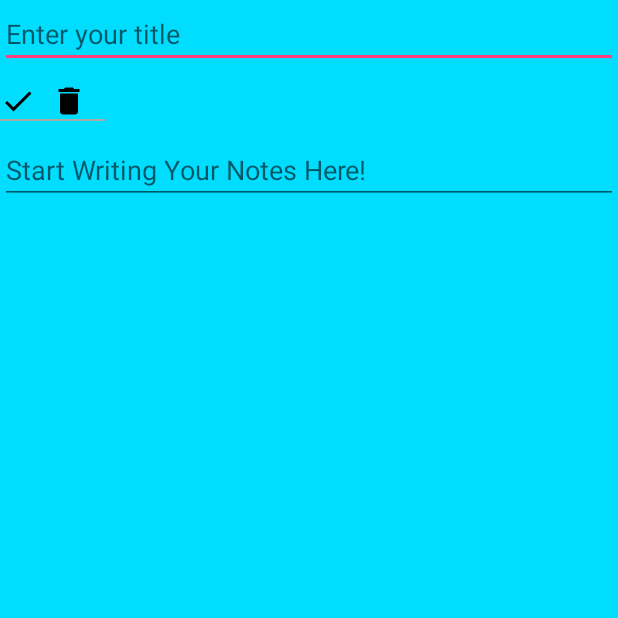
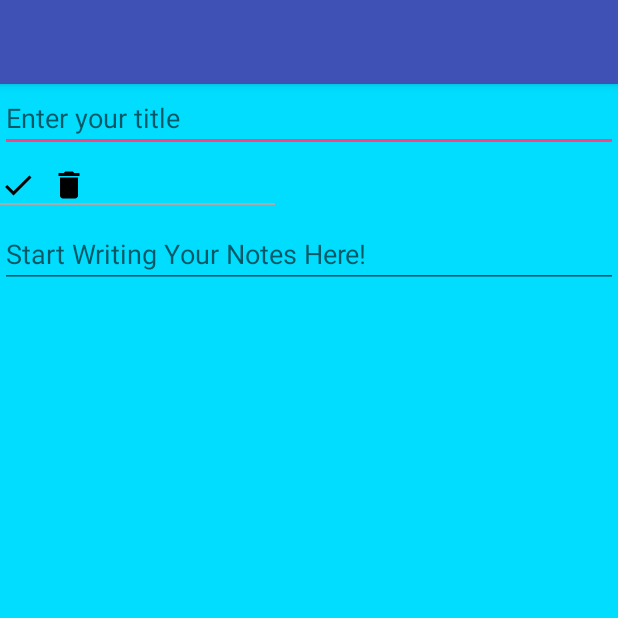
Before and after one commit to divyankvijayvergiya/Capstone_Project, an Android app: the StoryCreateActivity screen opened directly, with no data from a screen before it, on a phone screen of 412 x 824 dp, the top half of it. Run offline under Robolectric (Android 15) with nearby library versions, the phone set to English and light mode, and no system bars; our stand-ins replace Firebase (no records; nobody signed in at launch, a user with empty details on screens opened directly).

Commit message:
ninth commit

```diff
--- a/app/src/main/java/application/example/com/notecard/MyStoriesFragment.java
+++ b/app/src/main/java/application/example/com/notecard/MyStoriesFragment.java
@@ -61,10 +61,10 @@ public class MyStoriesFragment extends Fragment  {
     @Override
     public void onStart() {
         super.onStart();
-        FirebaseRecyclerAdapter<Users, NoteViewHolder> firebaseRecyclerAdapter=new FirebaseRecyclerAdapter<Users, NoteViewHolder>(
-                Users.class, R.layout.list_notes,NoteViewHolder.class,databaseReference) {
+        FirebaseRecyclerAdapter<Stories, NoteViewHolder> firebaseRecyclerAdapter=new FirebaseRecyclerAdapter<Stories, NoteViewHolder>(
+                Stories.class, R.layout.list_notes,NoteViewHolder.class,databaseReference) {
             @Override
-            protected void populateViewHolder(final NoteViewHolder viewHolder, Users model, int position) {
+            protected void populateViewHolder(final NoteViewHolder viewHolder, Stories model, int position) {
                 final String noteId=getRef(position).getKey();
                 databaseReference.child(noteId).addValueEventListener(new ValueEventListener() {
                     @Override
--- a/app/src/main/java/application/example/com/notecard/StoryCreateActivity.java
+++ b/app/src/main/java/application/example/com/notecard/StoryCreateActivity.java
@@ -10,6 +10,7 @@ import android.util.Log;
 import android.view.View;
 import android.widget.EditText;
 import android.widget.ImageButton;
+import android.widget.TextView;
 import android.widget.Toast;
 
 import com.google.android.gms.tasks.OnCompleteListener;
@@ -37,6 +38,8 @@ public class StoryCreateActivity extends AppCompatActivity implements View.OnCli
     public final String TITLE="title" ;
     public final String CONTENT="content";
     private String noteId;
+    private ImageButton btEdit;
+    private TextView tvSave;
     @Override
     protected void onCreate(Bundle savedInstanceState) {
         super.onCreate(savedInstanceState);
@@ -45,6 +48,10 @@ public class StoryCreateActivity extends AppCompatActivity implements View.OnCli
         etTitle = (EditText)findViewById(R.id.title_name);
         btDone = (ImageButton)findViewById(R.id.button_done);
         btDelete = (ImageButton)findViewById(R.id.button_delete);
+        btEdit= (ImageButton) findViewById(R.id.button_update);
+        tvSave= (TextView) findViewById(R.id.text_save);
+        btEdit.setOnClickListener(this);
+        tvSave.setOnClickListener(this);
         btDone.setOnClickListener(this);
         btDelete.setOnClickListener(this);
         firebaseAuth = FirebaseAuth.getInstance();
@@ -55,6 +62,18 @@ public class StoryCreateActivity extends AppCompatActivity implements View.OnCli
             etTitle.setText(intent.getStringExtra(TITLE));
             etNote.setText(intent.getStringExtra(CONTENT));
             noteId=getIntent().getStringExtra("key");
+            if (noteId!=null){
+                btDone.setVisibility(View.GONE);
+            }
+            else {
+                btEdit.setVisibility(View.GONE);
+                tvSave.setVisibility(View.GONE);
+            }
+
+
+
+
+
         }
 
     }
@@ -67,12 +86,39 @@ public class StoryCreateActivity extends AppCompatActivity implements View.OnCli
 
             if (!TextUtils.isEmpty(title) && !TextUtils.isEmpty(content)) {
                 createNote(title, content);
-            } else {
+
+
+
+            }
+            else {
                 Snackbar.make(v, "Please fill empty fields", Snackbar.LENGTH_LONG).show();
             }
         } else if (v == btDelete) {
             if(!noteId.equals("key")){
                 deleteNote();
+            }
+
+        }
+        else if(v==btEdit){
+            if(!TextUtils.isEmpty(title) && !TextUtils.isEmpty(content)){
+                updateData(title,content);
+                Snackbar.make(v, "Data Updated", Snackbar.LENGTH_LONG).show();
+
+            }
+            else{
+                Snackbar.make(v, "Please fill empty fields", Snackbar.LENGTH_LONG).show();
+
+            }
+        }
+        else if(v==tvSave){
+            if(!TextUtils.isEmpty(title) && !TextUtils.isEmpty(content)){
+                updateData(title,content);
+                Snackbar.make(v, "Data Updated", Snackbar.LENGTH_LONG).show();
+
+            }
+            else{
+                Snackbar.make(v, "Please fill empty fields", Snackbar.LENGTH_LONG).show();
+
             }
 
         }
@@ -113,6 +159,12 @@ public class StoryCreateActivity extends AppCompatActivity implements View.OnCli
         } else {
             Toast.makeText(StoryCreateActivity.this, "User is not Signed in", Toast.LENGTH_SHORT).show();
         }
+
+
+
+
+
+
     }
     private void deleteNote(){
         mDatabaseReference.child(noteId).removeValue().addOnCompleteListener(new OnCompleteListener<Void>() {
@@ -139,11 +191,15 @@ public class StoryCreateActivity extends AppCompatActivity implements View.OnCli
     }
     private void updateData(String title, String content){
         if(firebaseAuth.getCurrentUser()!=null){
-            String key = mDatabaseReference.child("nodes").push().getKey();
-            HashMap<String, Object> result = new HashMap<>();
-            result.put(TITLE, title);
-            result.put(CONTENT, content);
-            result.put("timeStamp", ServerValue.TIMESTAMP );
+
+           Stories stories=new Stories(title,content);
+
+                Map<String, Object> postValues = stories.toMap();
+                Map<String, Object> childUpdates = new HashMap<>();
+                childUpdates.put(noteId, postValues);
+
+                mDatabaseReference.updateChildren(childUpdates);
+
 
 
         }
--- /dev/null
+++ b/app/src/main/res/drawable/ic_create_black_24px.xml
@@ -0,0 +1,5 @@
+<vector android:autoMirrored="true" android:height="24dp"
+    android:viewportHeight="24.0" android:viewportWidth="24.0"
+    android:width="24dp" xmlns:android="http://schemas.android.com/apk/res/android">
+    <path android:fillColor="#000000" android:pathData="M3,17.25V21h3.75L17.81,9.94l-3.75,-3.75L3,17.25zM20.71,7.04c0.39,-0.39 0.39,-1.02 0,-1.41l-2.34,-2.34c-0.39,-0.39 -1.02,-0.39 -1.41,0l-1.83,1.83 3.75,3.75 1.83,-1.83z"/>
+</vector>
--- a/app/src/main/res/layout/fragment_story_create.xml
+++ b/app/src/main/res/layout/fragment_story_create.xml
@@ -1,10 +1,26 @@
 <?xml version="1.0" encoding="utf-8"?>
+<android.support.design.widget.CoordinatorLayout xmlns:android="http://schemas.android.com/apk/res/android"
+    android:layout_width="match_parent"
+    android:layout_height="match_parent"
+    xmlns:app="http://schemas.android.com/apk/res-auto">
+
+
+
 <LinearLayout xmlns:android="http://schemas.android.com/apk/res/android"
     android:orientation="vertical" android:layout_width="match_parent"
     android:layout_height="match_parent"
-    android:background="@android:color/holo_blue_bright">
+    android:background="@android:color/holo_blue_bright"
+    >
+    <android.support.v7.widget.Toolbar
+        android:id="@+id/my_toolbar"
+        android:layout_width="match_parent"
+        android:layout_height="?attr/actionBarSize"
+        android:background="?attr/colorPrimary"
+        android:elevation="4dp"
+        android:theme="@style/ThemeOverlay.AppCompat.ActionBar"
+        app:popupTheme="@style/ThemeOverlay.AppCompat.Light"/>
+
     <EditText
-
         android:layout_width="match_parent"
         android:layout_height="wrap_content"
         android:id="@+id/title_name"
@@ -28,10 +44,25 @@
             android:background="@drawable/ic_delete_black_24px"
             android:layout_marginLeft="10dp"
             />
+        <ImageButton
+            android:layout_width="wrap_content"
+            android:layout_height="wrap_content"
+            android:id="@+id/button_update"
+            android:background="@drawable/ic_create_black_24px"
+            android:layout_marginLeft="10dp"
+            />
+        <TextView
+            android:id="@+id/text_save"
+            android:layout_width="wrap_content"
+            android:layout_height="wrap_content"
+            android:text="(Save Edit)"
+            android:textSize="20sp"
+            android:textColor="@android:color/darker_gray"
+            android:textStyle="bold|italic"/>
 
     </LinearLayout>
     <View
-        android:layout_width="70dp"
+        android:layout_width="183dp"
         android:layout_height="1dp"
         android:background="@android:color/darker_gray"></View>
     <EditText
@@ -44,3 +75,4 @@
 
 
 </LinearLayout>
+</android.support.design.widget.CoordinatorLayout>
--- a/app/src/main/res/values/strings.xml
+++ b/app/src/main/res/values/strings.xml
@@ -1,5 +1,5 @@
 <resources>
-    <string name="app_name"></string>
+    <string name="app_name">Note Card</string>
 
     <string name="navigation_drawer_open">Open navigation drawer</string>
     <string name="navigation_drawer_close">Close navigation drawer</string>
```
Also changed, not shown: app/src/main/java/application/example/com/notecard/Stories.java (+45 -1 lines), app/src/main/java/application/example/com/notecard/Users.java (+6 -26 lines).
